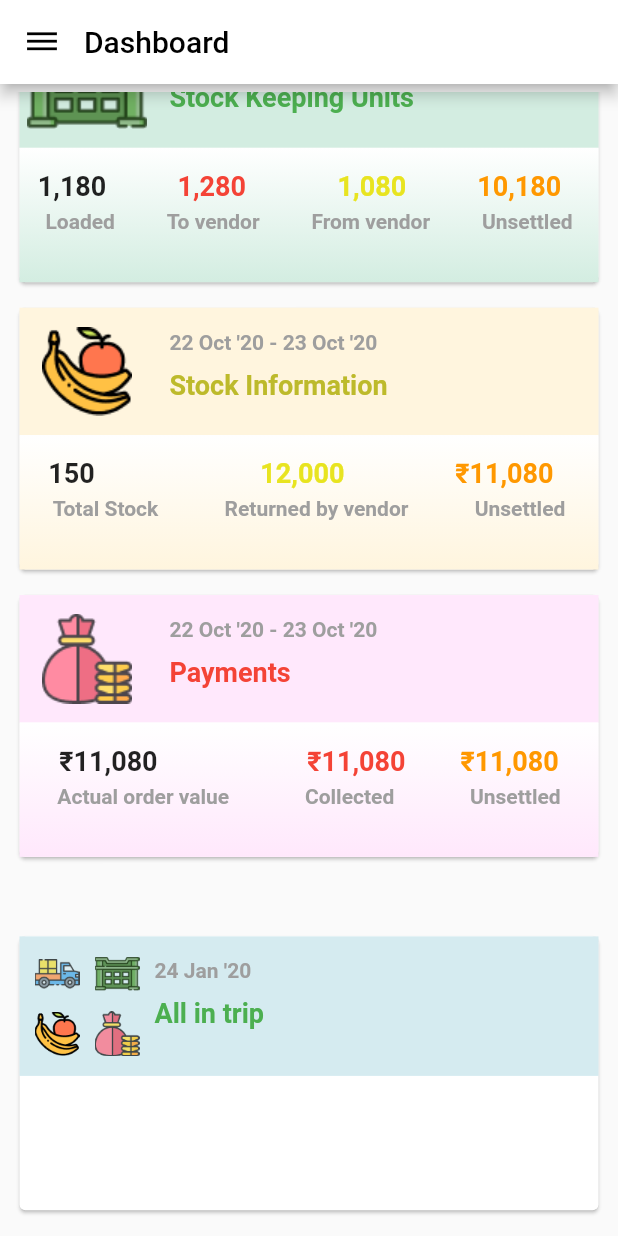
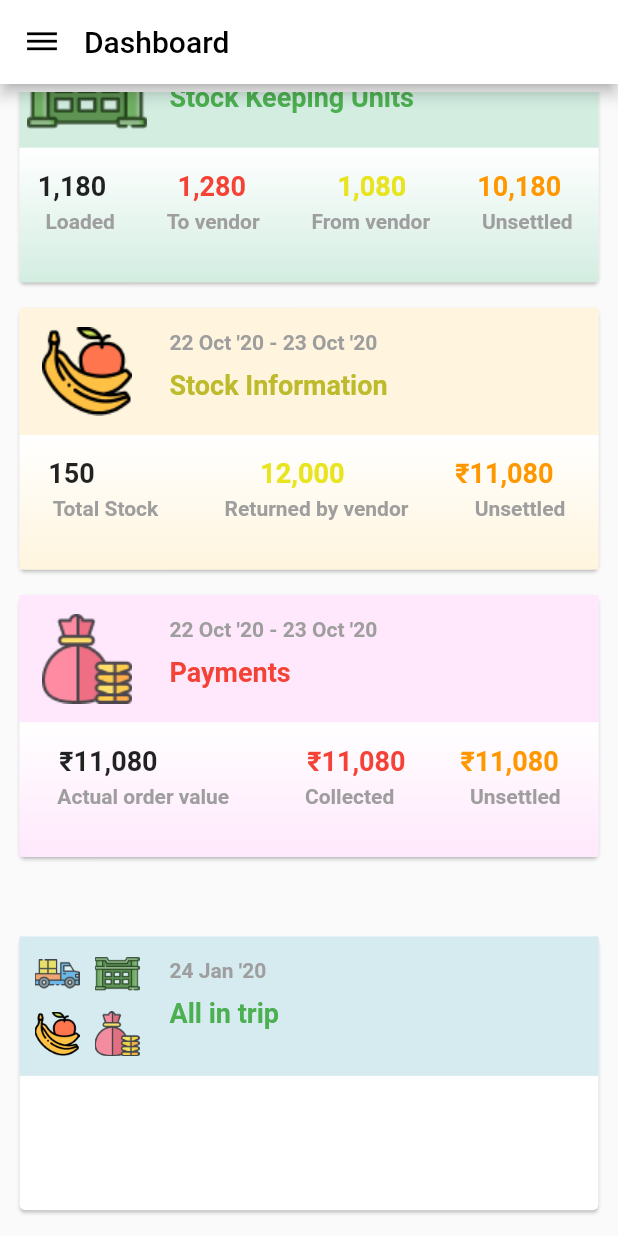
Before and after one commit to rohit-projects/vesatogo_task_2, a Flutter app: the screen it shows after launch, scrolled down 243 dp, on a phone screen of 412 x 824 dp. Run offline on Flutter 3.47's test engine with Material 2 defaults, Android fonts, the phone set to English and light mode, and no system bars.

Commit message:
fixed minor bug

```diff
--- a/lib/screens/DashboardScreen.dart
+++ b/lib/screens/DashboardScreen.dart
@@ -704,7 +704,7 @@ class _DashboardState extends State<Dashboard> {
                               ],
                             ),
                             Padding(
-                              padding: const EdgeInsets.only(left: 10,top: 15),
+                              padding: const EdgeInsets.only(left: 20,top: 15),
                               child: Column(
                                 mainAxisAlignment: MainAxisAlignment.start,
                                 crossAxisAlignment: CrossAxisAlignment.start,
```
